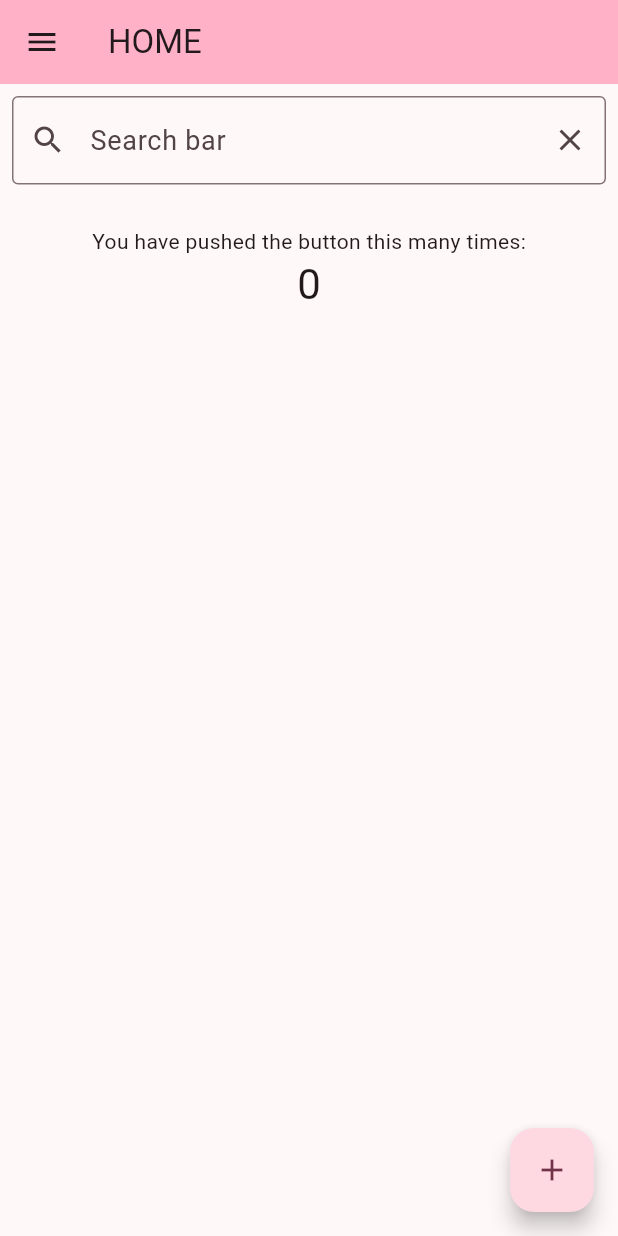
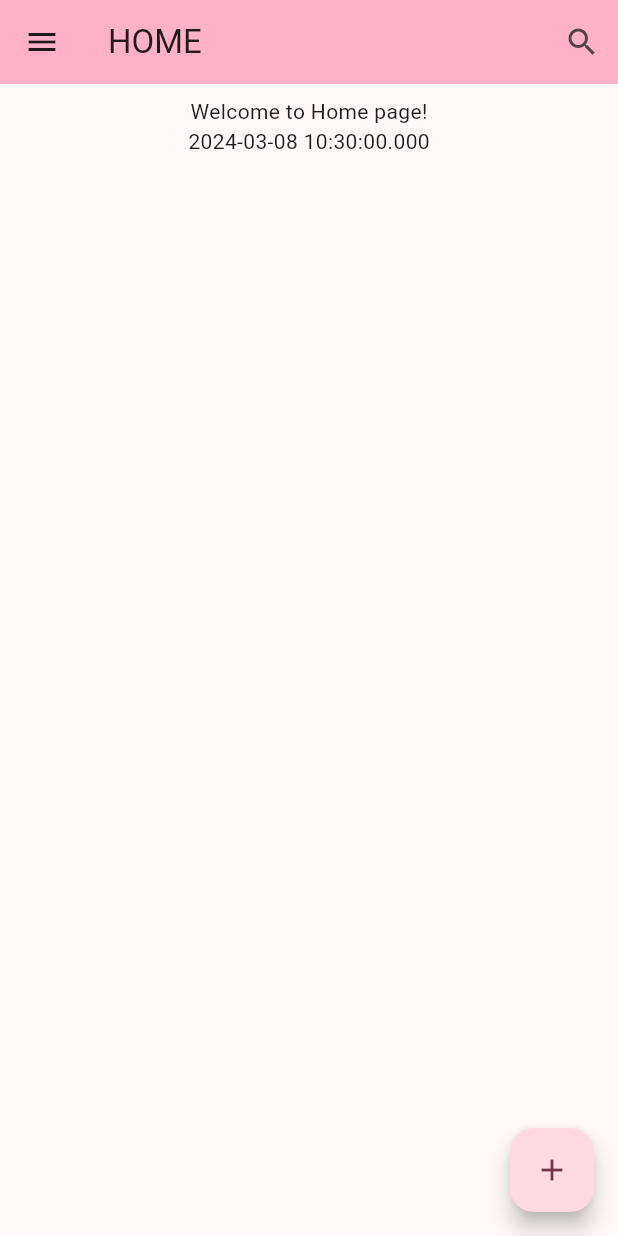
Before and after one commit to leleleno/viewer_app, a Flutter app: the screen it shows after launch, on a phone screen of 412 x 824 dp. Run offline on Flutter 3.47's test engine with Material 3 defaults, Android fonts, the phone set to English and light mode, and no system bars; missing offline and left inert: charset_converter.

```diff
--- a/lib/main.dart
+++ b/lib/main.dart
@@ -18,9 +18,9 @@ class MyApp extends StatelessWidget {
         useMaterial3: true,
       ),
       // Homeにあるホーム画面を呼び出す
-      home: Home(),
+      home: const Home(),
       routes: <String, WidgetBuilder>{
-        '/home': (BuildContext context) => Home(),
+        '/home': (BuildContext context) => const Home(),
       },
     );
   }
--- a/lib/pages/home.dart
+++ b/lib/pages/home.dart
@@ -11,14 +11,7 @@ class Home extends StatefulWidget {
 }
 
 class _HomeState extends State<Home> {
-  int _counter = 0;
   final int _selectedIndex = 0;
-
-  void _incrementCounter() {
-    setState(() {
-      _counter++;
-    });
-  }
 
   @override
   Widget build(BuildContext context) {
@@ -27,29 +20,23 @@ class _HomeState extends State<Home> {
       drawer: myDrawer(context, _selectedIndex),
       body: Column(
         children: [
-          // 上に検索バー
-          MySearchBar(),
-          // 隙間
-          Padding(padding: EdgeInsets.all(10)),
           // ホームページ
           Center(
-            child: Column(
-              mainAxisAlignment: MainAxisAlignment.center,
-              children: <Widget>[
-                const Text(
-                  'You have pushed the button this many times:',
-                ),
-                Text(
-                  '$_counter',
-                  style: Theme.of(context).textTheme.headlineMedium,
-                ),
-              ],
+            child: Padding(
+              padding: const EdgeInsets.all(8.0),
+              child: Column(
+                mainAxisAlignment: MainAxisAlignment.center,
+                children: <Widget>[
+                  const Text("Welcome to Home page!"),
+                  Text(DateTime.now().toString())
+                ],
+              ),
             ),
           ),
         ],
       ),
       floatingActionButton: FloatingActionButton(
-        onPressed: _incrementCounter,
+        onPressed: (){},
         tooltip: 'Increment',
         child: const Icon(Icons.add),
       ), // This trailing comma makes auto-formatting nicer for build methods.
--- a/lib/pages/uis.dart
+++ b/lib/pages/uis.dart
@@ -8,6 +8,20 @@ AppBar myAppbar(BuildContext context, String title) {
   return AppBar(
     backgroundColor: Theme.of(context).colorScheme.inversePrimary,
     title: Text(title),
+    // search button add
+    actions: [IconButton(onPressed: (){
+      showModalBottomSheet(
+        context: context,
+        builder: (context){
+          return const Padding(
+            padding: EdgeInsets.all(8.0),
+            child: MySearchBar(isFocus: true),
+          );
+        },
+        // backgroundColor: Colors.transparent,
+      );
+    },
+    icon: const Icon(Icons.search))],
   );
 }
 
@@ -27,6 +41,18 @@ Drawer myDrawer(BuildContext context, int index) {
           selected: index == 0,
           onTap: () {
             Navigator.of(context).popUntil((route) => route.isFirst);
+          },
+        ),
+        ListTile(
+          leading: const Icon(Icons.search),
+          title: const Text('search'),
+          selected: index == 1,
+          onTap: () {
+            Navigator.pop(context);
+            Navigator.of(context).push(MaterialPageRoute(
+              builder: (context) => Search(inputText: ""),
+              settings: const RouteSettings(name: "/search"),
+            ));
           },
         ),
         ListTile(
@@ -72,19 +98,21 @@ Drawer myDrawer(BuildContext context, int index) {
 }
 
 class MySearchBar extends StatefulWidget {
-  const MySearchBar({super.key});
+  const MySearchBar({super.key, this.isFocus=false});
+  final bool isFocus;
   @override
   _MySearchBarState createState() => _MySearchBarState();
 }
 
 class _MySearchBarState extends State<MySearchBar> {
-  TextEditingController _controller = TextEditingController();
+  final TextEditingController _controller = TextEditingController();
 
   @override
   Widget build(BuildContext context) {
     return Padding(
       padding: const EdgeInsets.all(8.0),
       child: TextField(
+        autofocus: widget.isFocus,
         controller: _controller,
         style: const TextStyle(fontSize: 18, color: Colors.black),
         decoration: InputDecoration(
```
Also changed, not shown: lib/pages/card.dart (+73 -40 lines), lib/pages/search.dart (+10 -46 lines).
